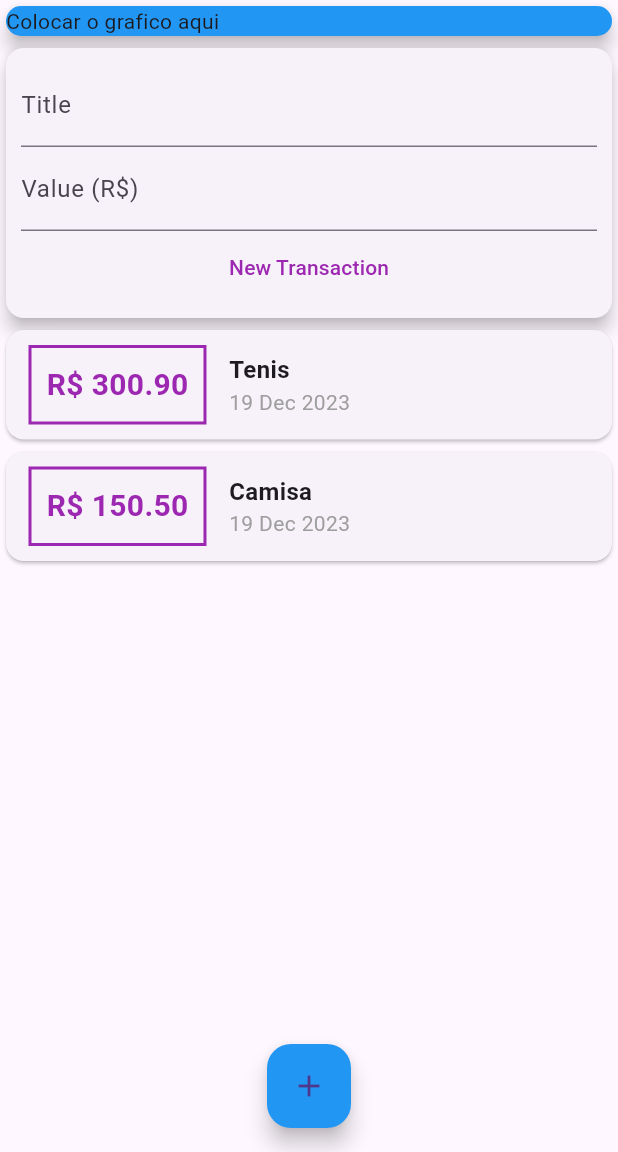
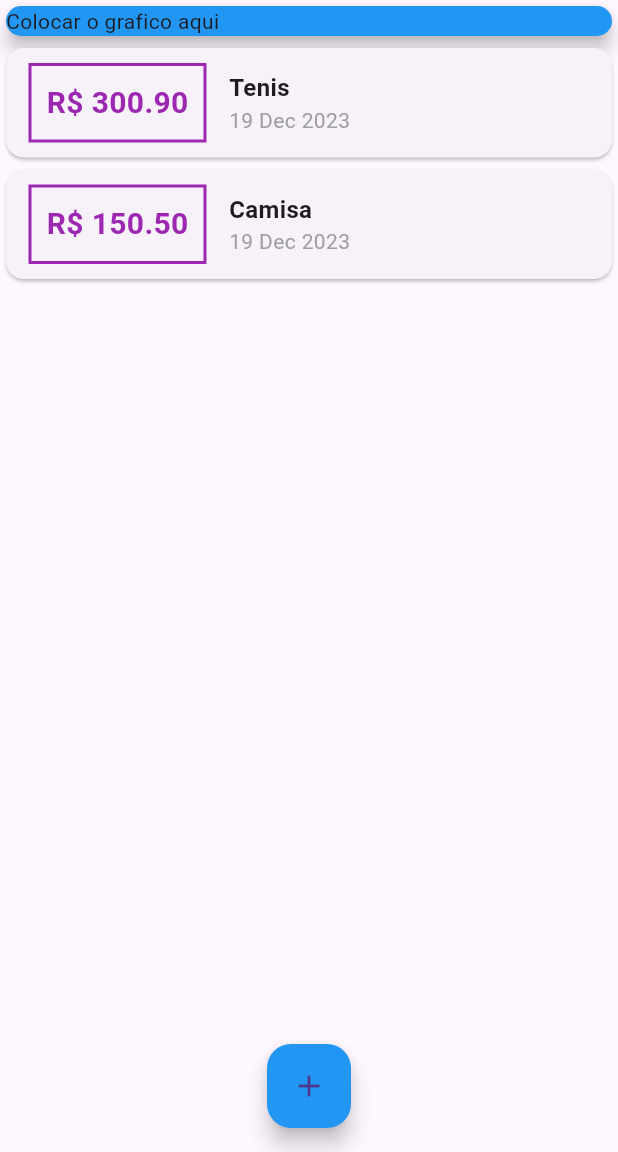
Before and after one commit to DanielMartinsSouza/finance_control, a Flutter app: the screen it shows after launch, on a phone screen of 412 x 824 dp, the part 84-1236 px from its top. Run offline on Flutter 3.47's test engine with Material 3 defaults, Android fonts, the light colour scheme and no system bars.

Commit message:
Finalizando a construção do formulario como Modal

```diff
--- a/lib/components/transaction_form.dart
+++ b/lib/components/transaction_form.dart
@@ -1,11 +1,18 @@
 import 'package:flutter/material.dart';
 
-class TransactionForm extends StatelessWidget {
-  final titleController = TextEditingController();
-  final valueController = TextEditingController();
+class TransactionForm extends StatefulWidget {
   final Function(String, double) onSubmit;
 
   TransactionForm(this.onSubmit, {super.key});
+
+  @override
+  State<TransactionForm> createState() => _TransactionFormState();
+}
+
+class _TransactionFormState extends State<TransactionForm> {
+  final titleController = TextEditingController();
+
+  final valueController = TextEditingController();
 
   _submittedForm() {
     final String title = titleController.text;
@@ -15,7 +22,7 @@
       return;
     }
 
-    onSubmit(title, value);
+    widget.onSubmit(title, value);
   }
 
   @override
--- a/lib/components/transaction_user.dart
+++ b/lib/components/transaction_user.dart
@@ -1,54 +1,21 @@
-import 'dart:math';
+// import 'dart:math';
 
-import 'package:flutter/material.dart';
+// import 'package:flutter/material.dart';
 
-import '../models/transaction.dart';
-import 'transaction_form.dart';
-import 'transaction_list.dart';
+// import '../models/transaction.dart';
+// import 'transaction_form.dart';
+// import 'transaction_list.dart';
 
-class TransactionUser extends StatefulWidget {
-  const TransactionUser({super.key});
+// class TransactionUser extends StatefulWidget {
+//   const TransactionUser({super.key});
 
-  @override
-  State<TransactionUser> createState() => _TransactionUserState();
-}
+//   @override
+//   State<TransactionUser> createState() => _TransactionUserState();
+// }
 
-class _TransactionUserState extends State<TransactionUser> {
-  final List<Transaction> _transactions = [
-    Transaction(
-      id: "t1",
-      title: "Tenis",
-      value: 300.90,
-      date: DateTime.now(),
-    ),
-    Transaction(
-      id: "t2",
-      title: "Camisa",
-      value: 150.50,
-      date: DateTime.now(),
-    ),
-  ];
-
-  _addTransaction(String title, double value) {
-    final Transaction newTransaction = Transaction(
-      id: Random().nextDouble().toString(),
-      title: title,
-      value: value,
-      date: DateTime.now(),
-    );
-
-    setState(() {
-      _transactions.add(newTransaction);
-    });
-  }
-
-  @override
-  Widget build(BuildContext context) {
-    return Column(
-      children: <Widget>[
-        TransactionForm(_addTransaction),
-        TransactionList(_transactions),
-      ],
-    );
-  }
-}
+// class _TransactionUserState extends State<TransactionUser> {
+//   @override
+//   Widget build(BuildContext context) {
+//     return;
+//   }
+// }
--- a/lib/main.dart
+++ b/lib/main.dart
@@ -1,11 +1,22 @@
+import 'dart:math';
+
 import 'package:finance_control/components/transaction_user.dart';
 import 'package:flutter/material.dart';
 
+import 'components/transaction_form.dart';
+import 'components/transaction_list.dart';
+import 'models/transaction.dart';
+
 main() => runApp(ExpensesApp());
 
-class ExpensesApp extends StatelessWidget {
+class ExpensesApp extends StatefulWidget {
   const ExpensesApp({super.key});
 
+  @override
+  State<ExpensesApp> createState() => _ExpensesAppState();
+}
+
+class _ExpensesAppState extends State<ExpensesApp> {
   @override
   Widget build(BuildContext context) {
     return MaterialApp(
@@ -14,14 +25,63 @@
   }
 }
 
-class MyHomePage extends StatelessWidget {
+class MyHomePage extends StatefulWidget {
   MyHomePage({super.key});
+
+  @override
+  State<MyHomePage> createState() => _MyHomePageState();
+}
+
+class _MyHomePageState extends State<MyHomePage> {
+  final List<Transaction> _transactions = [
+    Transaction(
+      id: "t1",
+      title: "Tenis",
+      value: 300.90,
+      date: DateTime.now(),
+    ),
+    Transaction(
+      id: "t2",
+      title: "Camisa",
+      value: 150.50,
+      date: DateTime.now(),
+    ),
+  ];
+
+  _openTransactionFormModal(BuildContext context) {
+    showModalBottomSheet(
+      context: context,
+      builder: (_) {
+        return TransactionForm(_addTransaction);
+      },
+    );
+  }
+
+  _addTransaction(String title, double value) {
+    final Transaction newTransaction = Transaction(
+      id: Random().nextDouble().toString(),
+      title: title,
+      value: value,
+      date: DateTime.now(),
+    );
+
+    setState(() {
+      _transactions.add(newTransaction);
+    });
+
+    Navigator.of(context).pop();
+  }
 
   @override
   Widget build(BuildContext context) {
     return Scaffold(
       appBar: AppBar(
-        actions: [IconButton(onPressed: () {}, icon: Icon(Icons.add))],
+        actions: [
+          IconButton(
+            onPressed: () => _openTransactionFormModal(context),
+            icon: Icon(Icons.add),
+          ),
+        ],
         backgroundColor: Colors.blue,
         centerTitle: true,
         title: Text("Expenses"),
@@ -37,13 +97,13 @@
                 elevation: 5,
               ),
             ),
-            TransactionUser(),
+            TransactionList(_transactions),
           ],
         ),
       ),
       floatingActionButton: FloatingActionButton(
         backgroundColor: Colors.blue,
-        onPressed: () {},
+        onPressed: () => _openTransactionFormModal(context),
         child: Icon(Icons.add),
       ),
       floatingActionButtonLocation: FloatingActionButtonLocation.centerFloat,
```
